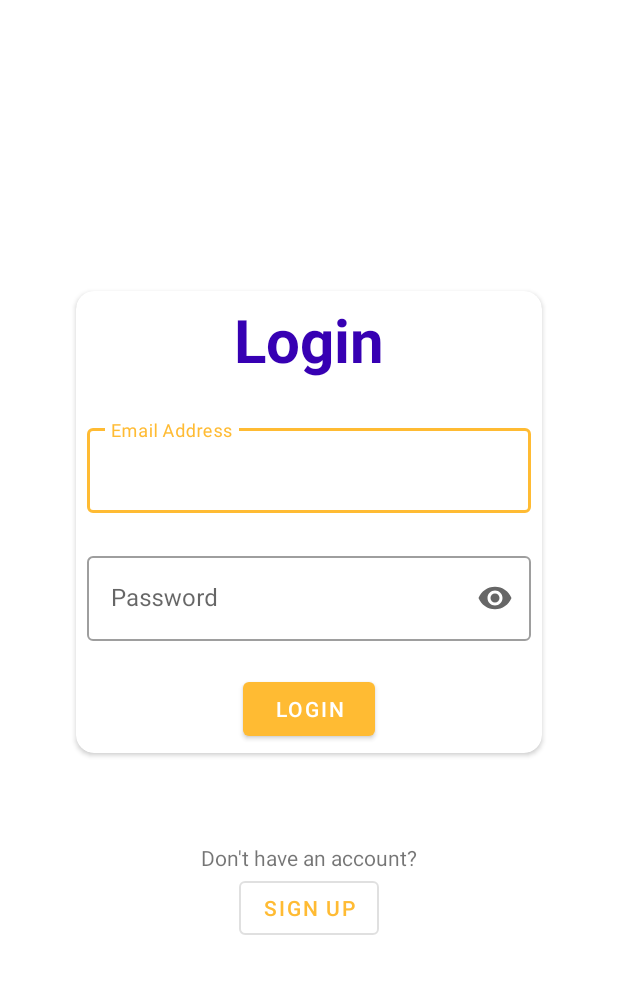
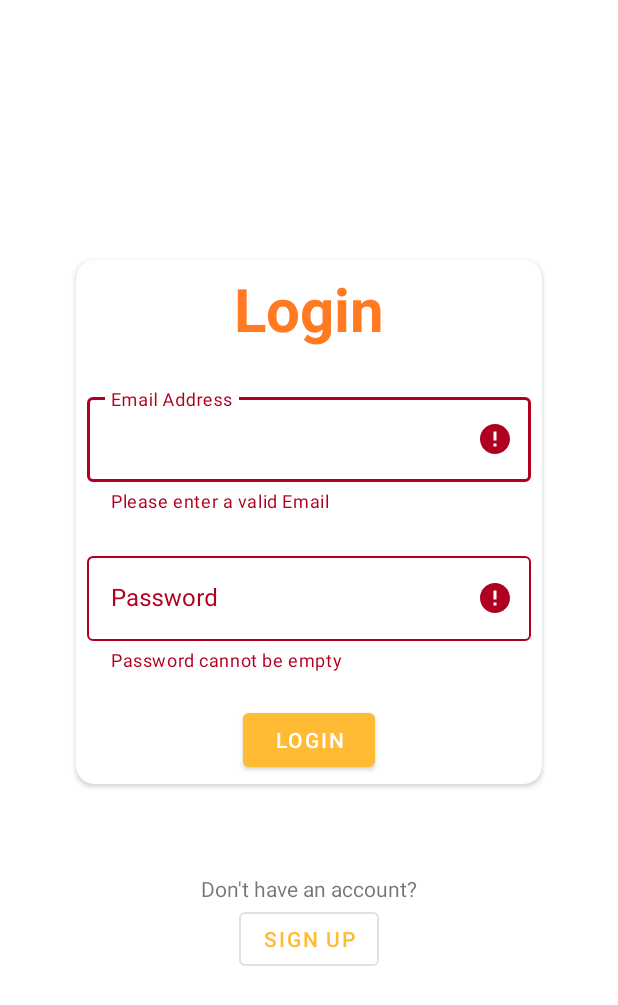
Before and after one commit to Michael-Vio/DailyReader, an Android app: the screen it shows after launch (MainActivity), after a tap on "LOGIN", on a phone screen of 412 x 824 dp. Shown: the top 1005 px of the screen. Run offline under Robolectric (Android 15) with nearby library versions, the phone set to English and light mode, and no system bars; our stand-ins replace Firebase (no records; nobody signed in at launch, a user with empty details on screens opened directly).

Commit message:
Login activity validation check update -- Tao Huang 32642172

```diff
--- a/app/src/main/java/com/example/dailyreader/MainActivity.java
+++ b/app/src/main/java/com/example/dailyreader/MainActivity.java
@@ -2,6 +2,7 @@ package com.example.dailyreader;
 
 import android.content.Intent;
 import android.os.Bundle;
+import android.text.Editable;
 import android.view.View;
 import android.widget.Toast;
 
@@ -31,9 +32,8 @@ public class MainActivity extends AppCompatActivity {
             startActivity(new Intent(this, RegisterActivity.class));
         });
 
-        // validation
-
-        binding.loginButton.setOnClickListener(v ->{
+        binding.loginButton.setOnClickListener(v -> {
+            if (loginCheck()) {
                 mAuth.signInWithEmailAndPassword(binding.emailInput.getText().toString(), binding.passwordInput.getText().toString())
                         .addOnCompleteListener(this, task -> {
                             if (task.isSuccessful()) {
@@ -44,10 +44,38 @@ public class MainActivity extends AppCompatActivity {
                                 startActivity(new Intent(this, HomeActivity.class));
                             } else {
                                 // If sign in fails, display a message to the user.
-                            Toast.makeText(this, "Login failed.",
+                                Toast.makeText(this, "                       Login failed." +
+                                                "\nPlease check your Email and password!",
                                         Toast.LENGTH_SHORT).show();
                             }
                         });
+            }
         });
     }
+
+    private boolean loginCheck() {
+        Boolean validEmail = false;
+        Boolean validPassword = false;
+        Editable emailInput = binding.emailInput.getText();
+        Editable passwordInput = binding.passwordInput.getText();
+        if (emailInput.toString().isEmpty()) {
+            binding.emailError.setError(getResources().getString(R.string.email_error));
+            validEmail = false;
+        } else {
+            binding.emailError.setErrorEnabled(false);
+            validEmail = true;
         }
+        if (passwordInput.toString().isEmpty()) {
+            binding.passwordError.setError(getResources().getString(R.string.password_empty_error));
+            validPassword = false;
+        } else {
+            binding.passwordError.setErrorEnabled(false);
+            validPassword = true;
+        }
+        if (validEmail && validPassword) {
+            return true;
+        } else {
+            return false;
+        }
+    }
+}
--- a/app/src/main/res/layout/activity_main.xml
+++ b/app/src/main/res/layout/activity_main.xml
@@ -25,7 +25,7 @@
                 android:gravity="center"
                 android:paddingBottom="5dp"
                 android:text="Login"
-                android:textColor="@color/design_default_color_primary_variant"
+                android:textColor="@color/orange"
                 android:textSize="40sp"
                 android:textStyle="bold" />
             <TextView
@@ -33,6 +33,7 @@
                 android:layout_height="match_parent" />
 
             <com.google.android.material.textfield.TextInputLayout
+                android:id="@+id/email_error"
                 style="@style/Widget.MaterialComponents.TextInputLayout.OutlinedBox"
                 android:layout_width="300dp"
                 android:layout_height="wrap_content"
@@ -54,6 +55,7 @@
                 android:layout_height="match_parent" />
 
             <com.google.android.material.textfield.TextInputLayout
+                android:id="@+id/password_error"
                 style="@style/Widget.MaterialComponents.TextInputLayout.OutlinedBox"
                 android:layout_width="match_parent"
                 android:layout_height="wrap_content"
--- a/app/src/main/res/layout/register_activity.xml
+++ b/app/src/main/res/layout/register_activity.xml
@@ -30,7 +30,7 @@
                     android:gravity="center"
                     android:paddingBottom="15dp"
                     android:text="Register"
-                    android:textColor="@color/design_default_color_primary_variant"
+                    android:textColor="@color/orange"
                     android:textSize="40sp"
                     android:textStyle="bold" />
 
--- a/app/src/main/res/values/colors.xml
+++ b/app/src/main/res/values/colors.xml
@@ -9,4 +9,5 @@
     <color name="white">#FFFFFFFF</color>
     <color name="orginal">#BEA592</color>
     <color name="popupwindow">#F9ECC3</color>
+    <color name="orange">#FF7A22</color>
 </resources>
```
Lines whose indentation alone changed are shown as unchanged.
